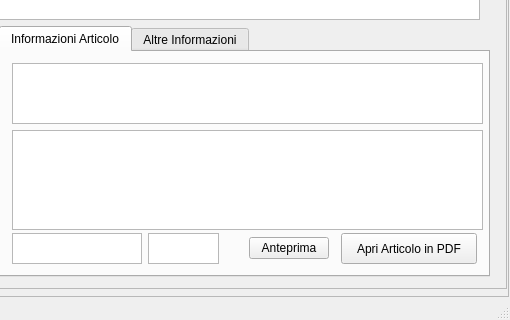
First picture: the form in lescienze500.ui, repository simon-r/LeScienze500, before the edit; both pictures show x 588 to 1098 and y 421 to 741 of the 1098 by 741 pixel window.
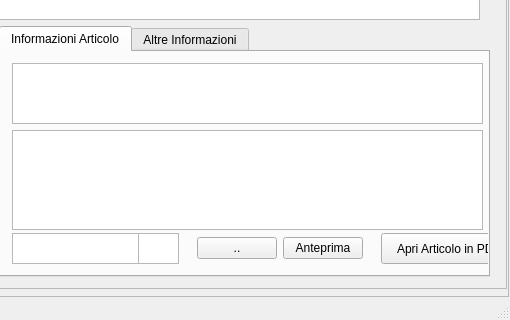
Second picture: the form after the edit. Icons and pictures are not drawn.

Patch:
```diff
--- a/lescienze500.ui
+++ b/lescienze500.ui
@@ -146,13 +146,6 @@
                  </property>
                 </widget>
                </item>
-               <item row="4" column="6">
-                <widget class="QPushButton" name="PreviewArticolo_2">
-                 <property name="text">
-                  <string>Anteprima</string>
-                 </property>
-                </widget>
-               </item>
                <item row="4" column="8">
                 <widget class="QPushButton" name="ApriPDF_A">
                  <property name="minimumSize">
@@ -214,6 +207,20 @@
                  </property>
                 </widget>
                </item>
+               <item row="4" column="5">
+                <widget class="QPushButton" name="PreviewArticolo_2">
+                 <property name="text">
+                  <string>Anteprima</string>
+                 </property>
+                </widget>
+               </item>
+               <item row="4" column="4">
+                <widget class="QPushButton" name="pushButton">
+                 <property name="text">
+                  <string>..</string>
+                 </property>
+                </widget>
+               </item>
               </layout>
              </widget>
              <widget class="QWidget" name="TabAltro">
```
